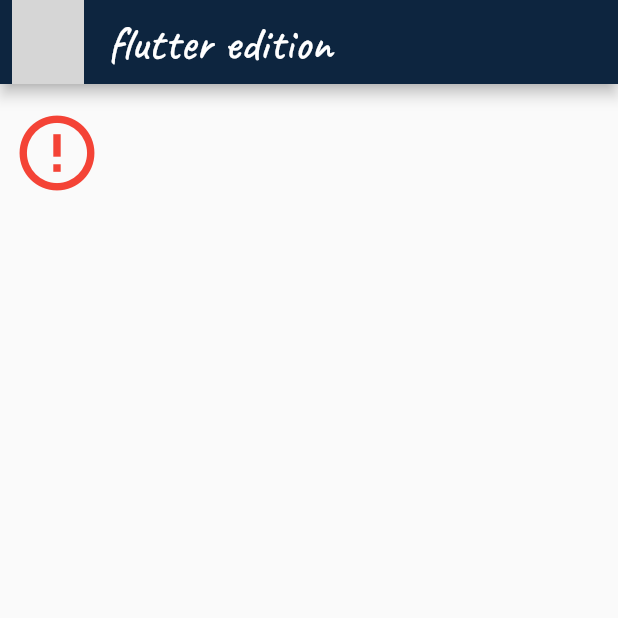
After one commit to PatrizioG/tmdb_flutter_edition, a Flutter app: the screen it shows after launch, on a phone screen of 412 x 824 dp, the top half of it. The commit adds this screen. Run offline on Flutter 3.47's test engine with Material 2 defaults, Android fonts, the phone set to English and light mode, and no system bars; our stand-ins replace google_fonts; network calls fail; grey boxes are pictures that could not be loaded.

Commit message:
Other enhancements

```diff
--- /dev/null
+++ b/lib/components/popular_movies.dart
@@ -0,0 +1,56 @@
+import 'package:flutter/material.dart';
+import 'package:tmdb_flutter_edition/components/movie_card.dart';
+import 'package:tmdb_flutter_edition/model/movie.dart';
+import 'package:tmdb_flutter_edition/pages/movie_page.dart';
+import 'package:tmdb_flutter_edition/services/movies_service.dart';
+
+class PopularMovies extends StatelessWidget {
+  const PopularMovies({super.key});
+
+  @override
+  Widget build(BuildContext context) {
+    final ScrollController scrollController = ScrollController();
+    return FutureBuilder<List<Movie>>(
+        future: MoviesService.fetchPopulars(),
+        builder: (BuildContext context, AsyncSnapshot<List<Movie>> snapshot) {
+          if (snapshot.hasData && snapshot.data != null) {
+            return Scrollbar(
+              controller: scrollController,
+              child: ListView.builder(
+                  scrollDirection: Axis.horizontal,
+                  controller: scrollController,
+                  itemCount: snapshot.data!.length,
+                  itemBuilder: (context, i) {
+                    return MouseRegion(
+                      cursor: SystemMouseCursors.click,
+                      child: GestureDetector(
+                          onTap: () => {
+                                //Navigator.pushNamed(context, '/movie')
+                                Navigator.push(
+                                  context,
+                                  MaterialPageRoute(
+                                    builder: (context) =>
+                                        MoviePage(movie: snapshot.data![i]),
+                                  ),
+                                )
+                              },
+                          child: MovieCard(movie: snapshot.data![i])),
+                    );
+                  }),
+            );
+          } else if (snapshot.hasError) {
+            return const Icon(
+              Icons.error_outline,
+              color: Colors.red,
+              size: 60,
+            );
+          } else {
+            return const SizedBox(
+              width: 60,
+              height: 60,
+              child: CircularProgressIndicator(),
+            );
+          }
+        });
+  }
+}
--- /dev/null
+++ b/lib/components/tmdb_app_bar.dart
@@ -0,0 +1,19 @@
+import 'package:flutter/material.dart';
+import 'package:google_fonts/google_fonts.dart';
+
+PreferredSizeWidget? tmdbAppBar(bool showLogo) {
+  Widget? leading = showLogo
+      ? Padding(
+          padding: const EdgeInsets.only(left: 8.0),
+          child: Image.asset('tmdb_logo.png'),
+        )
+      : null;
+
+  return AppBar(
+    leading: leading,
+    title: Text(
+      'flutter edition',
+      style: GoogleFonts.caveat(fontSize: 32.0),
+    ),
+  );
+}
--- a/lib/model/movie.dart
+++ b/lib/model/movie.dart
@@ -5,6 +5,7 @@
   final double popularity;
   final String backdropPath;
   final String posterPath;
+  final String releaseDate;
 
   const Movie({
     required this.id,
@@ -13,6 +14,7 @@
     required this.popularity,
     required this.backdropPath,
     required this.posterPath,
+    required this.releaseDate,
   });
 
   factory Movie.fromJson(Map<String, dynamic> json) {
@@ -23,6 +25,7 @@
       popularity: json['popularity'],
       backdropPath: json['backdrop_path'],
       posterPath: json['poster_path'],
+      releaseDate: json['release_date'],
     );
   }
 }
--- /dev/null
+++ b/lib/pages/home_page.dart
@@ -0,0 +1,24 @@
+import 'package:flutter/material.dart';
+import 'package:tmdb_flutter_edition/components/popular_movies.dart';
+import 'package:tmdb_flutter_edition/components/tmdb_app_bar.dart';
+
+class HomePage extends StatefulWidget {
+  const HomePage({super.key});
+  @override
+  State<HomePage> createState() => _HomePageState();
+}
+
+class _HomePageState extends State<HomePage> {
+  @override
+  Widget build(BuildContext context) {
+    return Scaffold(
+      appBar: tmdbAppBar(true),
+      body: Container(
+          constraints: const BoxConstraints(maxHeight: 300),
+          child: const Padding(
+            padding: EdgeInsets.symmetric(horizontal: 8.0, vertical: 16.0),
+            child: PopularMovies(),
+          )),
+    );
+  }
+}
--- a/pubspec.yaml
+++ b/pubspec.yaml
@@ -61,7 +61,6 @@
 
   # To add assets to your application, add an assets section, like this:
   assets:
-    - tmdb_logo.svg
     - tmdb_logo.png
   #   - images/a_dot_ham.jpeg
 
```
Also changed, not shown: lib/Component/movie_card.dart (deleted, +0 -25 lines), lib/components/movie_background.dart (added, +24 -0 lines), lib/components/movie_card.dart (added, +39 -0 lines), lib/main.dart (+4 -61 lines), lib/pages/movie_page.dart (added, +38 -0 lines), assets/tmdb_logo.svg (deleted).
